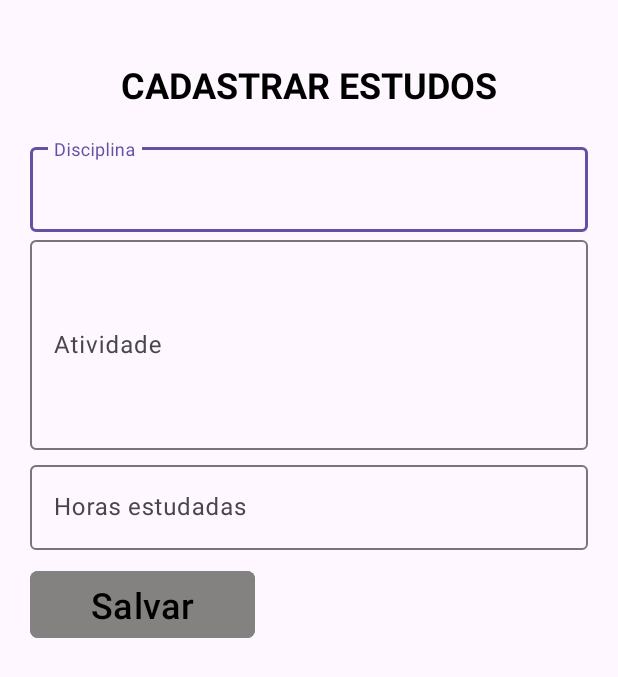
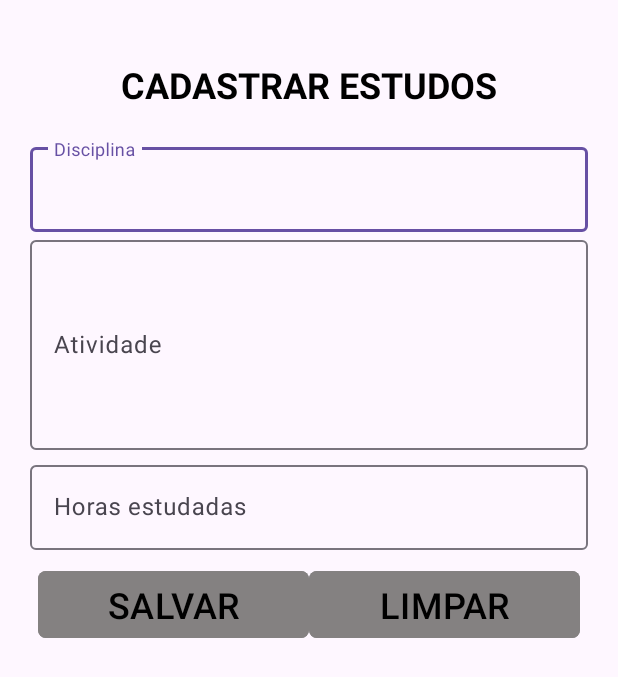
Before and after one commit to lndsilva/ControleEstudosApp, an Android app: the CadastrarEstudosActivity screen opened directly, with no data from a screen before it, on a phone screen of 412 x 824 dp. Shown: the top 677 px of the screen. Run offline under Robolectric (Android 15) with nearby library versions, the phone set to English and light mode, and no system bars; 1 statement that could not run was skipped.

Commit message:
cadastrar estudos

```diff
--- a/app/src/main/res/layout/cadastrar_estudos_layout.xml
+++ b/app/src/main/res/layout/cadastrar_estudos_layout.xml
@@ -51,16 +51,40 @@
             android:layout_height="wrap_content" />
     </com.google.android.material.textfield.TextInputLayout>
 
+    <LinearLayout
+        android:layout_width="match_parent"
+        android:layout_height="wrap_content"
+        android:orientation="horizontal">
+
         <com.google.android.material.button.MaterialButton
             android:id="@+id/btnSalvar"
-        android:layout_width="150sp"
+            android:layout_width="140sp"
             android:layout_height="wrap_content"
+            android:layout_marginLeft="5dp"
             android:layout_marginTop="10dp"
             android:layout_marginBottom="10dp"
+            android:layout_weight="1"
             android:backgroundTint="#848181"
             android:text="Salvar"
+            android:textAllCaps="true"
             android:textColor="#000"
             android:textSize="24sp"
             app:cornerRadius="5dp" />
 
+        <com.google.android.material.button.MaterialButton
+            android:id="@+id/btnLimpar"
+            android:layout_width="140sp"
+            android:layout_height="wrap_content"
+            android:layout_marginTop="10dp"
+            android:layout_marginRight="5dp"
+            android:layout_marginBottom="10dp"
+            android:layout_weight="1"
+            android:backgroundTint="#848181"
+            android:text="Limpar"
+            android:textAllCaps="true"
+            android:textColor="#000"
+            android:textSize="24sp"
+            app:cornerRadius="5dp" />
     </LinearLayout>
+
+</LinearLayout>
```
Lines whose indentation alone changed are shown as unchanged.
